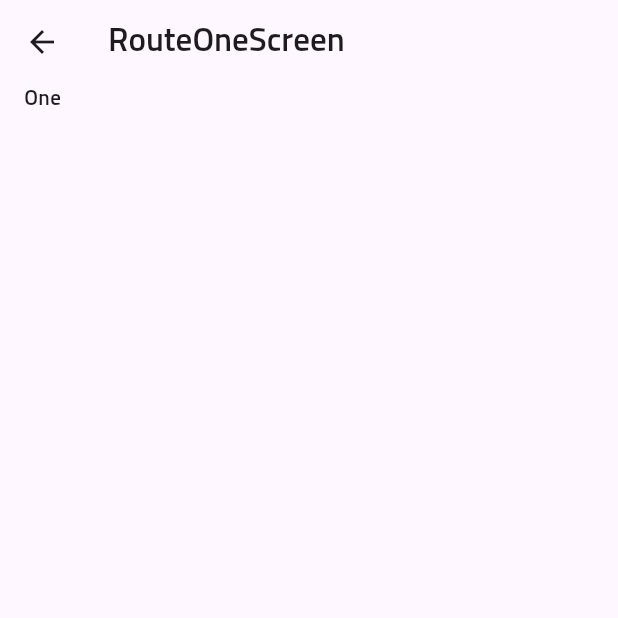
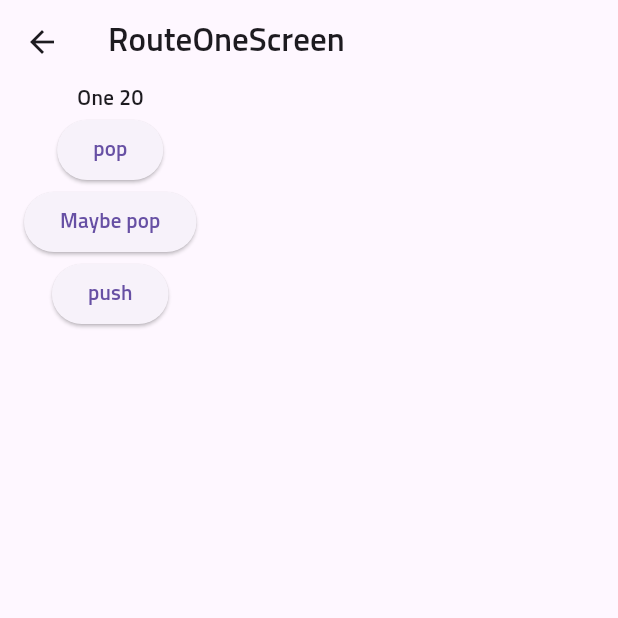
Before and after one commit to munseunggyu/flutter, a Flutter app: the screen it shows after launch, after a tap on "push", on a phone screen of 412 x 824 dp, the top half of it. Run offline on Flutter 3.47's test engine with Material 3 defaults, Android fonts, the light colour scheme and no system bars; our stand-ins replace webview_flutter.

Commit message:
다양한 Navigator 기능 연습

```diff
--- a/easy_practice/lib/main.dart
+++ b/easy_practice/lib/main.dart
@@ -1,4 +1,8 @@
 import 'package:easy_practice/screens/home_screen.dart';
+import 'package:easy_practice/screens/navigation_pracitce.dart';
+import 'package:easy_practice/screens/route_one_screen.dart';
+import 'package:easy_practice/screens/route_three_screen.dart';
+import 'package:easy_practice/screens/route_two_screen.dart';
 import 'package:flutter/material.dart';
 
 void main() {
@@ -14,7 +18,16 @@ void main() {
           ),
         ),
       ),
-      home: const HomeScreen(),
+      // home: const HomeScreen(),
+      initialRoute: '/',
+      routes: {
+        '/': (BuildContext context) => const HomeScreen(),
+        '/one': (BuildContext context) => const RouteOneScreen(
+              number: 32,
+            ),
+        '/two': (BuildContext context) => const RouteTwoScreen(),
+        '/three': (BuildContext context) => const RouteThreeScreen(),
+      },
     ),
   );
 }
--- a/easy_practice/lib/screens/navigation_pracitce.dart
+++ b/easy_practice/lib/screens/navigation_pracitce.dart
@@ -13,17 +13,42 @@ class NavigationPractice extends StatelessWidget {
       title: 'main home',
       children: [
         OutlinedButton(
-          onPressed: () {
-            Navigator.of(context).push(
+          onPressed: () async {
+            final result = await Navigator.of(context).push(
               MaterialPageRoute(
                 builder: (BuildContext context) {
-                  return const RouteOneScreen();
+                  return const RouteOneScreen(number: 20);
                 },
               ),
             );
+            print(result);
           },
           child: const Text(
             'push',
+          ),
+        ),
+        ElevatedButton(
+          onPressed: () {
+            Navigator.of(context).pop(456);
+          },
+          child: const Text(
+            'pop',
+          ),
+        ),
+        ElevatedButton(
+          onPressed: () {
+            Navigator.of(context).maybePop(456);
+          },
+          child: const Text(
+            'Maybe pop',
+          ),
+        ),
+        ElevatedButton(
+          onPressed: () {
+            print(Navigator.of(context).canPop());
+          },
+          child: const Text(
+            'can pop',
           ),
         ),
       ],
--- a/easy_practice/lib/screens/route_one_screen.dart
+++ b/easy_practice/lib/screens/route_one_screen.dart
@@ -1,20 +1,57 @@
 import 'package:easy_practice/layout/layout_practiec.dart';
+import 'package:easy_practice/screens/route_two_screen.dart';
 import 'package:flutter/material.dart';
 
 class RouteOneScreen extends StatelessWidget {
-  const RouteOneScreen({
-    super.key,
-  });
+  final int number;
+  const RouteOneScreen({super.key, required this.number});
 
   @override
   Widget build(BuildContext context) {
-    return const LayoutPractiec(
-      title: 'RouteOneScreen',
-      children: [
-        Text(
-          'One',
-        ),
-      ],
+    return PopScope(
+      // 시스템 뒤로가기 막기
+      canPop: false,
+      child: LayoutPractiec(
+        title: 'RouteOneScreen',
+        children: [
+          Text(
+            'One $number',
+          ),
+          ElevatedButton(
+            onPressed: () {
+              Navigator.of(context).pop(456);
+            },
+            child: const Text(
+              'pop',
+            ),
+          ),
+          ElevatedButton(
+            onPressed: () {
+              Navigator.of(context).maybePop(456);
+            },
+            child: const Text(
+              'Maybe pop',
+            ),
+          ),
+          ElevatedButton(
+            onPressed: () {
+              Navigator.of(context).push(
+                MaterialPageRoute(
+                  builder: (BuildContext context) {
+                    return const RouteTwoScreen();
+                  },
+                  settings: const RouteSettings(
+                    arguments: 23,
+                  ),
+                ),
+              );
+            },
+            child: const Text(
+              'push',
+            ),
+          ),
+        ],
+      ),
     );
   }
 }
```
Also changed, not shown: easy_practice/lib/screens/route_three_screen.dart (+10 -4 lines), easy_practice/lib/screens/route_two_screen.dart (+47 -3 lines).
